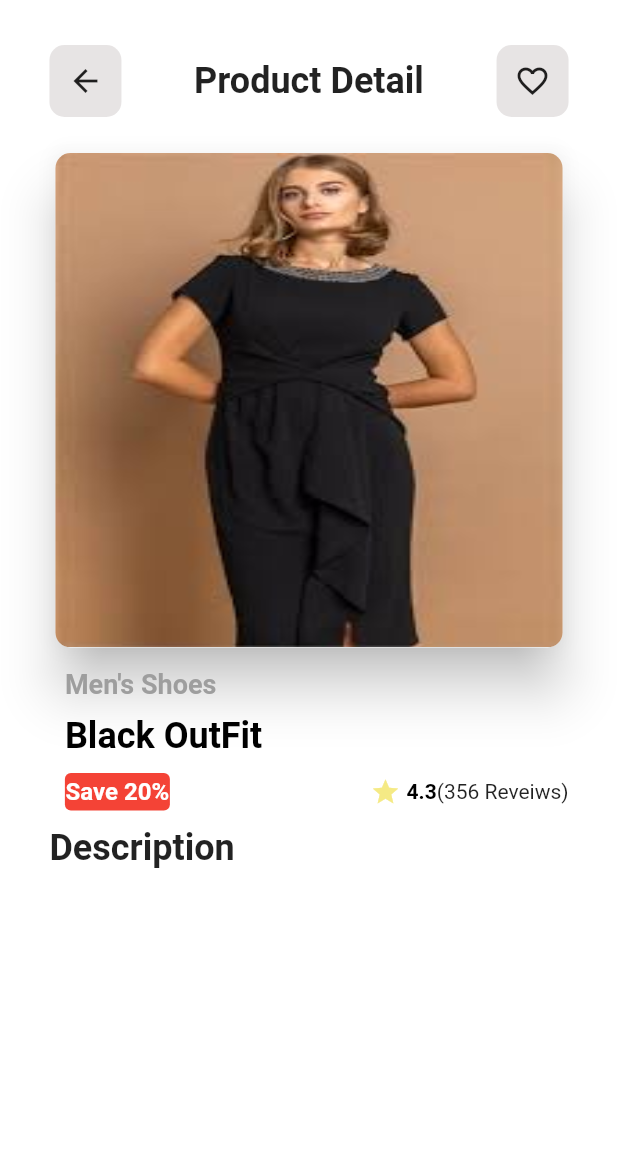
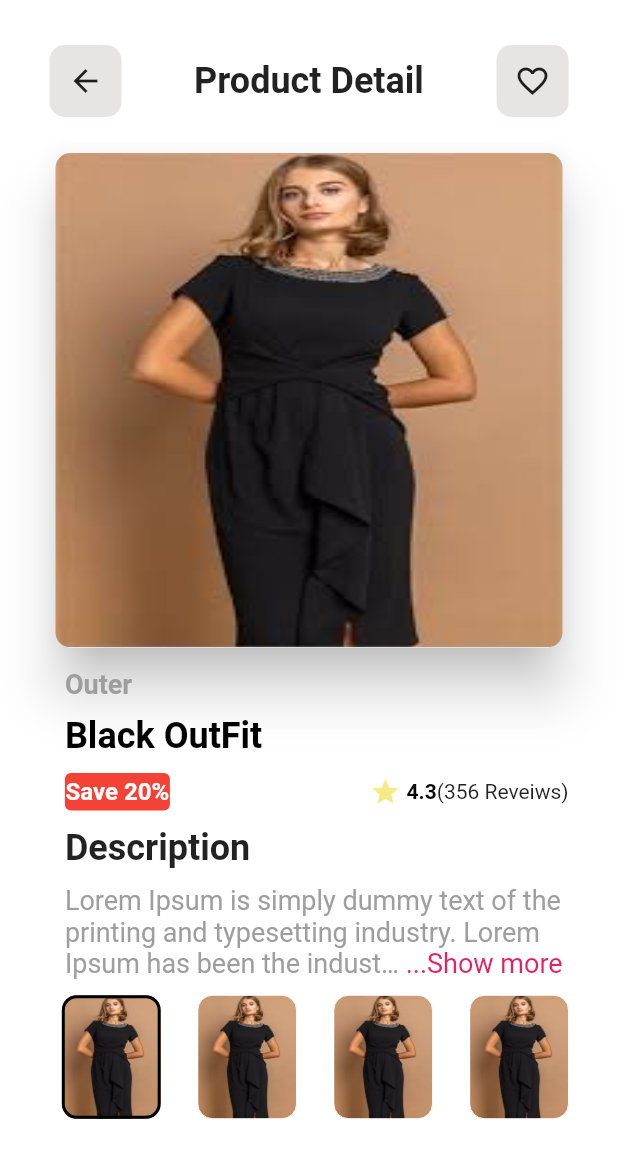
Before and after one commit to thesheerazali/e_commerce_app, a Flutter app: the screen it shows after launch, after a tap on "Black OutFit", on a phone screen of 412 x 824 dp. Shown: the top 1158 px of the screen. Run offline on Flutter 3.47's test engine with Material 2 defaults, Android fonts, the phone set to English and light mode, and no system bars; drawn by our look-alikes of readmore.

Commit message:
detail page done

```diff
--- a/lib/Data/data.dart
+++ b/lib/Data/data.dart
@@ -9,8 +9,8 @@ class Data {
         1,
         "assets/images/women4.jpg",
         "Black OutFit",
-        "Men's Shoes",
         "Outer",
+        "Lorem Ipsum is simply dummy text of the printing and typesetting industry. Lorem Ipsum has been the industry's standard dummy text ever since the 1500s, when an unknown printer took a galley of type and scrambled it to make a type specimen book. It has survived not only five centuries, but also the leap into electronic typesetting, remaining essentially unchanged. It was popularised in the 1960s with the release of Letraset sheets containing Lorem Ipsum passages, and more recently with desktop publishing software like Aldus PageMaker including versions of Lorem Ipsum.",
         99.56,
         const Icon(Icons.favorite_border_outlined),
       ),
@@ -19,7 +19,7 @@ class Data {
         "assets/images/women2.jpg",
         "Yellow OutFit",
         "Casual",
-        "men shoes",
+        "Lorem Ipsum is simply dummy text of the printing and typesetting industry. Lorem Ipsum has been the industry's standard dummy text ever since the 1500s, when an unknown printer took a galley of type and scrambled it to make a type specimen book. It has survived not only five centuries, but also the leap into electronic typesetting, remaining essentially unchanged. It was popularised in the 1960s with the release of Letraset sheets containing Lorem Ipsum passages, and more recently with desktop publishing software like Aldus PageMaker including versions of Lorem Ipsum.",
         137.56,
         const Icon(Icons.favorite_border_outlined),
       ),
@@ -28,7 +28,7 @@ class Data {
         "assets/images/women3.jpg",
         "Cyan OutFit",
         "Party",
-        "men shoes",
+        "Lorem Ipsum is simply dummy text of the printing and typesetting industry. Lorem Ipsum has been the industry's standard dummy text ever since the 1500s, when an unknown printer took a galley of type and scrambled it to make a type specimen book. It has survived not only five centuries, but also the leap into electronic typesetting, remaining essentially unchanged. It was popularised in the 1960s with the release of Letraset sheets containing Lorem Ipsum passages, and more recently with desktop publishing software like Aldus PageMaker including versions of Lorem Ipsum.",
         99.56,
         const Icon(Icons.favorite_border_outlined),
       ),
@@ -37,7 +37,7 @@ class Data {
         "assets/images/women1.jpg",
         "Blue OutFit",
         "Event",
-        "men shoes",
+        "Lorem Ipsum is simply dummy text of the printing and typesetting industry. Lorem Ipsum has been the industry's standard dummy text ever since the 1500s, when an unknown printer took a galley of type and scrambled it to make a type specimen book. It has survived not only five centuries, but also the leap into electronic typesetting, remaining essentially unchanged. It was popularised in the 1960s with the release of Letraset sheets containing Lorem Ipsum passages, and more recently with desktop publishing software like Aldus PageMaker including versions of Lorem Ipsum.",
         212.56,
         const Icon(Icons.favorite_border_outlined),
       ),
--- /dev/null
+++ b/lib/custom_widgets/detail_page_pictureVeiw.dart
@@ -0,0 +1,106 @@
+import 'package:flutter/material.dart';
+
+import '../model/product_model.dart';
+
+class SelectPicture extends StatefulWidget {
+  const SelectPicture({super.key, required this.productdata});
+  final ProductModel productdata;
+  @override
+  State<SelectPicture> createState() => _SelectPictureState();
+}
+
+class _SelectPictureState extends State<SelectPicture> {
+  static int currentPictureSelected = 0;
+  @override
+  Widget build(BuildContext context) {
+    Size size = MediaQuery.of(context).size;
+    return Padding(
+      padding: EdgeInsets.only(left: size.width * .02),
+      child: Row(
+        mainAxisAlignment: MainAxisAlignment.spaceBetween,
+        children: [
+          InkWell(
+            onTap: () {
+              setState(() {
+                currentPictureSelected = 0;
+              });
+            },
+            child: Container(
+              width: size.width * .16,
+              height: size.height * .1,
+              decoration: BoxDecoration(
+                image: DecorationImage(
+                    image: AssetImage(widget.productdata.image),
+                    fit: BoxFit.fill),
+                border: currentPictureSelected == 0
+                    ? Border.all(color: Colors.black, width: 2)
+                    : Border.all(color: Colors.white, width: 0),
+                borderRadius: BorderRadius.circular(10),
+              ),
+            ),
+          ),
+          InkWell(
+            onTap: () {
+              setState(() {
+                currentPictureSelected = 1;
+              });
+            },
+            child: Container(
+              width: size.width * .16,
+              height: size.height * .1,
+              decoration: BoxDecoration(
+                image: DecorationImage(
+                    image: AssetImage(widget.productdata.image),
+                    fit: BoxFit.fill),
+                border: currentPictureSelected == 1
+                    ? Border.all(color: Colors.black, width: 2)
+                    : Border.all(color: Colors.white, width: 0),
+                borderRadius: BorderRadius.circular(10),
+              ),
+            ),
+          ),
+          InkWell(
+            onTap: () {
+              setState(() {
+                currentPictureSelected = 2;
+              });
+            },
+            child: Container(
+              width: size.width * .16,
+              height: size.height * .1,
+              decoration: BoxDecoration(
+                image: DecorationImage(
+                    image: AssetImage(widget.productdata.image),
+                    fit: BoxFit.fill),
+                border: currentPictureSelected == 2
+                    ? Border.all(color: Colors.black, width: 2)
+                    : Border.all(color: Colors.white, width: 0),
+                borderRadius: BorderRadius.circular(10),
+              ),
+            ),
+          ),
+          InkWell(
+            onTap: () {
+              setState(() {
+                currentPictureSelected = 3;
+              });
+            },
+            child: Container(
+              width: size.width * .16,
+              height: size.height * .1,
+              decoration: BoxDecoration(
+                image: DecorationImage(
+                    image: AssetImage(widget.productdata.image),
+                    fit: BoxFit.fill),
+                border: currentPictureSelected == 3
+                    ? Border.all(color: Colors.black, width: 2)
+                    : Border.all(color: Colors.white, width: 0),
+                borderRadius: BorderRadius.circular(10),
+              ),
+            ),
+          ),
+        ],
+      ),
+    );
+  }
+}
--- a/lib/custom_widgets/tab_indicator.dart
+++ b/lib/custom_widgets/tab_indicator.dart
@@ -5,48 +5,50 @@ class TabIndicators extends StatelessWidget {
   final int _activeIdx;
   final Color _activeColor;
   final Color _inactiveColor;
-  final double _padding;
+  final Size _size;
+
   final double _height;
 
-  const TabIndicators({
-    required int numTabs,
+  const TabIndicators(
+      {required int numTabs,
       required int activeIdx,
       required Color activeColor,
-    required double padding,
+      required Size size,
       required double height,
       Color inactiveColor = const Color(0x00FFFFFF),
-    Key? key }) :
-    _numTabs = numTabs,
+      Key? key})
+      : _numTabs = numTabs,
         _activeIdx = activeIdx,
         _activeColor = activeColor,
         _inactiveColor = inactiveColor,
-    _padding = padding,
+        _size = size,
         _height = height,
         super(key: key);
 
   @override
   Widget build(BuildContext context) {
-
     final elements = <Widget>[];
 
-    for(var i = 0; i < _numTabs; ++i) {
-      elements.add(
-        Expanded(child:
-          Padding(
-            padding: EdgeInsets.symmetric(horizontal: _padding),
-            child: Container(color: i == _activeIdx ? _activeColor : _inactiveColor),
-          )
-        )
-      );
+    for (var i = 0; i < _numTabs; ++i) {
+      elements.add(Expanded(
+          child: Padding(
+        padding: EdgeInsets.symmetric(
+          horizontal: _size.width * .05,
+        ),
+        child:
+            Container(color: i == _activeIdx ? _activeColor : _inactiveColor),
+      )));
     }
 
-    return
-      SizedBox(
+    return SizedBox(
       height: _height,
+      child: Padding(
+        padding: EdgeInsets.symmetric(horizontal: _size.width * .03),
         child: Row(
           mainAxisSize: MainAxisSize.max,
           children: elements,
         ),
+      ),
     );
   }
 }
--- a/lib/main.dart
+++ b/lib/main.dart
@@ -41,14 +41,15 @@ class _MainPageState extends State<MainPage> {
 
   @override
   Widget build(BuildContext context) {
+    Size size = MediaQuery.of(context).size;
     return Scaffold(
       resizeToAvoidBottomInset: false,
       bottomNavigationBar: Column(mainAxisSize: MainAxisSize.min, children: [
         TabIndicators(
+          size: size,
           activeIdx: currentPage,
           activeColor: Theme.of(context).primaryColor,
           numTabs: 4,
-          padding: 25,
           height: 4,
         ),
         myBottomAppBar(),
@@ -58,11 +59,13 @@ class _MainPageState extends State<MainPage> {
   }
 
   Widget myBottomAppBar() {
+    Size size = MediaQuery.of(context).size;
     return BottomAppBar(
       color: Colors.white,
       child: Padding(
-        padding: const EdgeInsets.symmetric(horizontal: 25, vertical: 10),
+        padding: EdgeInsets.symmetric(horizontal: size.width * .085),
         child: Row(
+          mainAxisAlignment: MainAxisAlignment.spaceBetween,
           children: [
             IconButton(
               color: currentPage == 0 ? Colors.blue : Colors.black,
@@ -71,8 +74,9 @@ class _MainPageState extends State<MainPage> {
                   currentPage = 0;
                 });
               },
-                icon: const Icon(CupertinoIcons.home)),
-          const  Spacer(),
+              icon: const Icon(CupertinoIcons.home),
+              iconSize: size.height * .03,
+            ),
             IconButton(
                 color: currentPage == 1 ? Colors.blue : Colors.black,
                 onPressed: () {
@@ -81,8 +85,7 @@ class _MainPageState extends State<MainPage> {
                   });
                 },
                 icon: const Icon(CupertinoIcons.heart),
-            ),
-           const Spacer(),
+                iconSize: size.height * .03),
             IconButton(
                 color: currentPage == 2 ? Colors.blue : Colors.black,
                 onPressed: () {
@@ -91,8 +94,7 @@ class _MainPageState extends State<MainPage> {
                   });
                 },
                 icon: const Icon(CupertinoIcons.cart),
-            ),
-         const   Spacer(),
+                iconSize: size.height * .03),
             IconButton(
                 color: currentPage == 3 ? Colors.blue : Colors.black,
                 onPressed: () {
@@ -101,7 +103,7 @@ class _MainPageState extends State<MainPage> {
                   });
                 },
                 icon: const Icon(CupertinoIcons.person),
-            ),
+                iconSize: size.height * .03),
           ],
         ),
       ),
--- a/lib/screens/home_detail_page.dart
+++ b/lib/screens/home_detail_page.dart
@@ -1,7 +1,11 @@
 import 'package:flutter/material.dart';
 
+import '../Data/data.dart';
+import '../custom_widgets/categories_list_row.dart';
 import '../custom_widgets/deatail_page_appBar.dart';
+import '../custom_widgets/detail_page_pictureVeiw.dart';
 import '../model/product_model.dart';
+import 'package:readmore/readmore.dart';
 
 class DetailPage extends StatefulWidget {
   const DetailPage({super.key, required this.productdata});
@@ -50,6 +54,11 @@ class _DetailPageState extends State<DetailPage> {
             const SizedBox(
               height: 10,
             ),
+            Expanded(
+              child: SingleChildScrollView(
+                child: Column(
+                  crossAxisAlignment: CrossAxisAlignment.start,
+                  children: [
                     Padding(
                       padding: EdgeInsets.only(left: size.width * .025),
                       child: Text(
@@ -111,7 +120,8 @@ class _DetailPageState extends State<DetailPage> {
                               Text(
                                 "4.3",
                                 style: TextStyle(
-                            color: Colors.black, fontWeight: FontWeight.bold),
+                                    color: Colors.black,
+                                    fontWeight: FontWeight.bold),
                               ),
                               Text("(356 Reveiws)"),
                             ],
@@ -122,9 +132,41 @@ class _DetailPageState extends State<DetailPage> {
                     SizedBox(
                       height: size.height * .013,
                     ),
-            const Text(
+                    Padding(
+                      padding: EdgeInsets.only(left: size.width * .025),
+                      child: const Text(
                         "Description",
-              style: TextStyle(fontSize: 24, fontWeight: FontWeight.bold),
+                        style: TextStyle(
+                            fontSize: 24, fontWeight: FontWeight.bold),
+                      ),
+                    ),
+                    SizedBox(
+                      height: size.height * .013,
+                    ),
+                    Padding(
+                      padding: EdgeInsets.only(left: size.width * .025),
+                      child: ReadMoreText(
+                        widget.productdata.description,
+                        trimLines: 3,
+                        preDataTextStyle:
+                            const TextStyle(fontWeight: FontWeight.bold),
+                        style:
+                            const TextStyle(color: Colors.grey, fontSize: 18),
+                        colorClickableText: Colors.pink,
+                        trimMode: TrimMode.Line,
+                        trimCollapsedText: '...Show more',
+                        trimExpandedText: ' show less',
+                      ),
+                    ),
+                    SizedBox(
+                      height: size.height * .013,
+                    ),
+                    SelectPicture(
+                      productdata: widget.productdata,
+                    ),
+                  ],
+                ),
+              ),
             )
           ],
         ),
--- a/lib/screens/home_page.dart
+++ b/lib/screens/home_page.dart
@@ -139,7 +139,7 @@ class _DashboardScreenState extends State<DashboardScreen> {
               Expanded(
                 child: GridView.count(
                   shrinkWrap: true,
-                  childAspectRatio: 0.65,
+                  childAspectRatio: size.aspectRatio / .7,
                   crossAxisCount: 2,
                   padding: const EdgeInsets.all(5.0),
                   children: Data.generateProducts()
--- a/pubspec.yaml
+++ b/pubspec.yaml
@@ -35,6 +35,7 @@ dependencies:
   # The following adds the Cupertino Icons font to your application.
   # Use with the CupertinoIcons class for iOS style icons.
   cupertino_icons: ^1.0.2
+  readmore: ^2.2.0
 
 dev_dependencies:
   flutter_test:
```
Also changed, not shown: pubspec.lock. Lines whose indentation alone changed are shown as unchanged.
